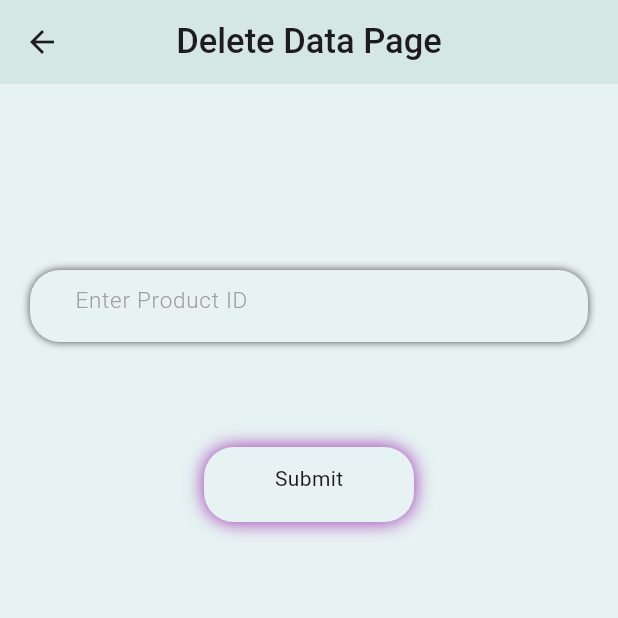
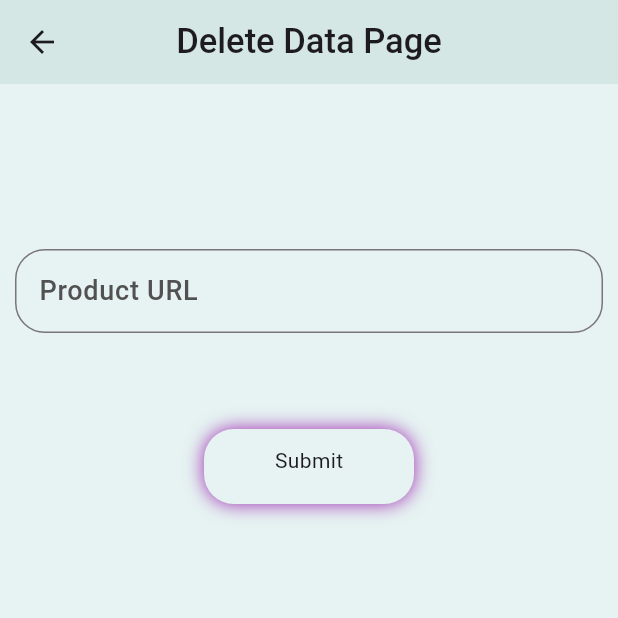
Before and after one commit to GaneshRawool18/Flutter_Api_Binding_Demo, a Flutter app: the DeleteData screen opened directly, after a tap on "Submit", on a phone screen of 412 x 824 dp, the top half of it. Run offline on Flutter 3.47's test engine with Material 3 defaults, Android fonts, the phone set to English and light mode, and no system bars; our stand-ins replace google_fonts; network calls fail.

Commit message:
Added delete data logic and make some changes in file eg. push,pop

```diff
--- a/api_binding/lib/api_services.dart
+++ b/api_binding/lib/api_services.dart
@@ -49,7 +49,9 @@ class Services {
     log("User Post Response : ${jsonPostResponse}");
     log("User Post Response Runtimetype : ${jsonPostResponse.runtimeType}");
 
-    Navigator.of(context).push(MaterialPageRoute(builder: (context) {
+    FocusScope.of(context).unfocus();
+
+    Navigator.of(context).pushReplacement(MaterialPageRoute(builder: (context) {
       return UserPostData(userData: jsonPostResponse);
     }));
   }
@@ -58,22 +60,19 @@ class Services {
     context,
     TextEditingController id,
   ) async {
-    Uri url = Uri.parse(
-        'https://api.restful-api.dev/objects/ff808181932badb60193f40ca2661f33');
+    Uri url = Uri.parse(id.text);
     http.Response deleteResponse = await http.delete(url);
 
     log("Delete Response : ${deleteResponse.body}");
     log("Delete Response StatusCode : ${deleteResponse.statusCode}");
 
-    // String baseUrl = "https://api.restful-api.dev/objects/";
-    // String newID = id.text.trim();
-    // String mainUrl = '$baseUrl$newID';
+    FocusScope.of(context).unfocus();
 
-    if (deleteResponse.statusCode == 201) {
+    if (deleteResponse.statusCode == 200) {
       ScaffoldMessenger.of(context).showSnackBar(
         const SnackBar(
           content: Text('Response deleted successfully !'),
-          duration: Duration(seconds: 2),
+          duration: Duration(seconds: 5),
           backgroundColor: Colors.green,
         ),
       );
--- a/api_binding/lib/delete_data.dart
+++ b/api_binding/lib/delete_data.dart
@@ -12,7 +12,9 @@ class DeleteData extends StatefulWidget {
 class _DeleteDataState extends State<DeleteData> {
   TextEditingController idController = TextEditingController();
 
-
+  void clearController() {
+    idController.clear();
+  }
 
   @override
   Widget build(BuildContext context) {
@@ -33,34 +35,26 @@ class _DeleteDataState extends State<DeleteData> {
               height: 100,
             ),
             Padding(
-              padding: const EdgeInsets.all(20),
-              child: Container(
-                decoration: const BoxDecoration(
-                    borderRadius: BorderRadius.all(Radius.circular(20)),
-                    boxShadow: [
-                      BoxShadow(
-                        color: Color.fromARGB(255, 75, 74, 75),
-                        offset: Offset(0, 4),
-                        blurRadius: 4,
-                        blurStyle: BlurStyle.outer,
-                      )
-                    ]),
-                child: Padding(
-                  padding: const EdgeInsets.only(left: 30),
+              padding: const EdgeInsets.all(10),
               child: TextField(
                 controller: idController,
                 decoration: InputDecoration(
-                      border: InputBorder.none,
-                      // border: const OutlineInputBorder(
-                      //     borderRadius: BorderRadius.all(Radius.circular(20)),
-                      //     borderSide: BorderSide(width: 2)),
-                      hintText: 'Enter Product ID',
+                  label: Text(
+                    "Product URL",
+                    style: GoogleFonts.roboto(
+                        color: const Color.fromARGB(255, 82, 81, 81),
+                        fontSize: 18,
+                        fontWeight: FontWeight.w500),
+                  ),
+                  // border: InputBorder.none,
+                  border: const OutlineInputBorder(
+                      borderRadius: BorderRadius.all(Radius.circular(20)),
+                      borderSide: BorderSide(width: 2)),
+                  hintText: 'Enter Product URL',
                   hintStyle: GoogleFonts.roboto(
                       color: Colors.grey,
                       fontSize: 15,
                       fontWeight: FontWeight.w300),
-                    ),
-                  ),
                 ),
               ),
             ),
@@ -69,7 +63,8 @@ class _DeleteDataState extends State<DeleteData> {
             ),
             GestureDetector(
               onTap: () {
-                Services.deleteData(context,idController);
+                Services.deleteData(context, idController);
+                clearController();
               },
               child: Container(
                 height: 50,
```
Also changed, not shown: api_binding/lib/post_data.dart (+9 -10 lines), api_binding/lib/update_data.dart (+36 -1 lines), api_binding/lib/user_post_data.dart (+29 -3 lines). Lines whose indentation alone changed are shown as unchanged.
